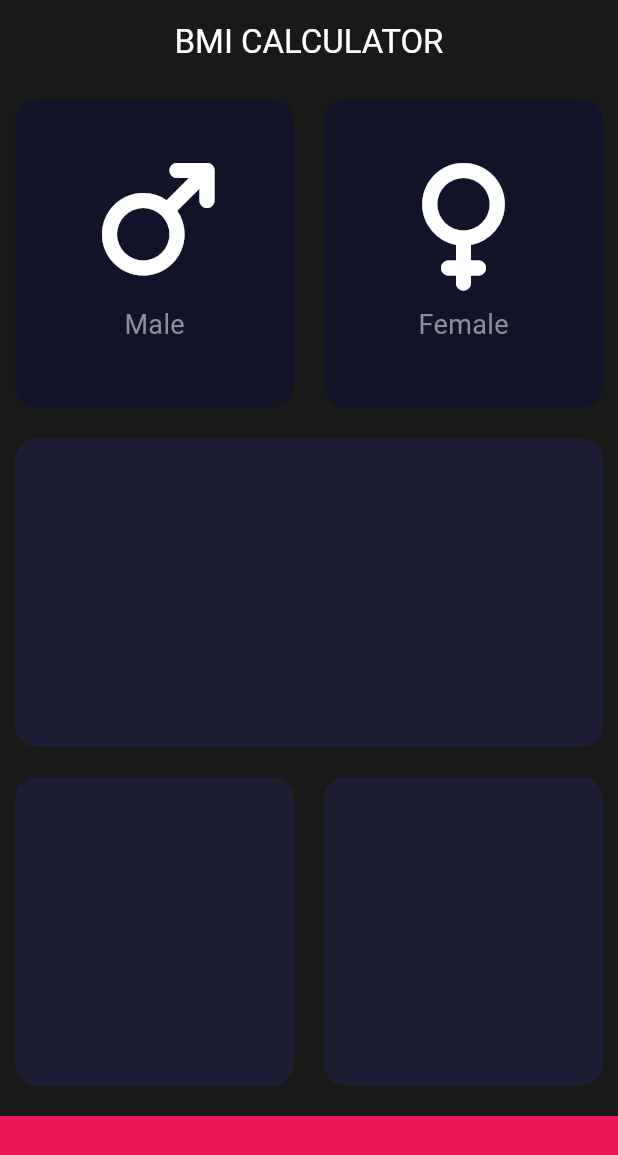
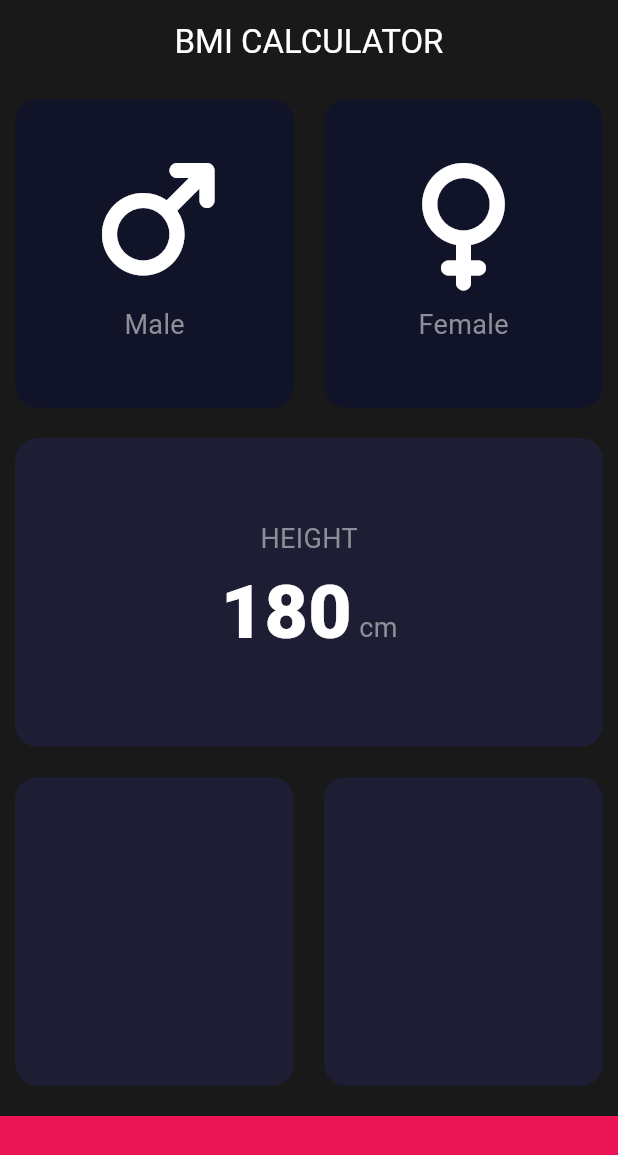
Before and after one commit to Neoakay005/angelas_bmi_calculator_flutter, a Flutter app: the screen it shows after launch, on a phone screen of 412 x 824 dp. Shown: the top 1155 px of the screen. Run offline on Flutter 3.47's test engine with Material 3 defaults, Android fonts, the phone set to English and light mode, and no system bars; our stand-ins replace font_awesome_flutter.

Commit message:
Worked on the slide card. Added label title and text

```diff
--- a/lib/constants.dart
+++ b/lib/constants.dart
@@ -6,3 +6,4 @@ const kInactiveCardColour = Color(0xFF111328);
 const kBottomContainerColour = Color(0xFFEB1555);
 
 const kLableTextStyle = TextStyle(fontSize: 18, color: Color(0xFF8D8E98));
+const kLableTitleStyle = TextStyle(fontSize: 50,fontWeight: FontWeight.w900);
--- a/lib/icon_content.dart
+++ b/lib/icon_content.dart
@@ -1,6 +1,5 @@
 import 'package:flutter/material.dart';
-
-const lableTextStyle = TextStyle(fontSize: 18, color: Color(0xFF8D8E98));
+import 'constants.dart';
 
 class IconContent extends StatelessWidget {
   const IconContent({super.key, required this.icon, required this.gender});
@@ -15,7 +14,7 @@ class IconContent extends StatelessWidget {
       children: [
         Icon(icon, size: 80),
         Padding(padding: EdgeInsets.only(bottom: 15)),
-        Text(gender, style: lableTextStyle),
+        Text(gender, style: kLableTextStyle),
       ],
     );
   }
--- a/lib/input_page.dart
+++ b/lib/input_page.dart
@@ -2,12 +2,7 @@ import 'package:flutter/material.dart';
 import 'package:font_awesome_flutter/font_awesome_flutter.dart';
 import 'reusable_card.dart';
 import 'icon_content.dart';
-
-// Constants
-const buttomContainerHeight = 80.0;
-const activeCardColour = Color(0xFF1D1E33);
-const inactiveCardColour = Color(0xFF111328);
-const bottomContainerColour = Color(0xFFEB1555);
+import 'constants.dart';
 
 enum Gender { male, female }
 
@@ -26,6 +21,7 @@ class _InputPageState extends State<InputPage> {
     return Scaffold(
       appBar: AppBar(title: Center(child: const Text('BMI CALCULATOR'))),
       body: Column(
+        crossAxisAlignment: CrossAxisAlignment.stretch,
         children: [
           Expanded(
             child: Row(
@@ -38,8 +34,8 @@ class _InputPageState extends State<InputPage> {
                       });
                     },
                     colours: selectedGender == Gender.male
-                        ? activeCardColour
-                        : inactiveCardColour,
+                        ? kActiveCardColour
+                        : kInactiveCardColour,
                     cardChild: IconContent(
                       icon: FontAwesomeIcons.mars,
                       gender: "Male",
@@ -54,8 +50,8 @@ class _InputPageState extends State<InputPage> {
                       });
                     },
                     colours: selectedGender == Gender.female
-                        ? activeCardColour
-                        : inactiveCardColour,
+                        ? kActiveCardColour
+                        : kInactiveCardColour,
                     cardChild: IconContent(
                       icon: FontAwesomeIcons.venus,
                       gender: "Female",
@@ -65,20 +61,45 @@ class _InputPageState extends State<InputPage> {
               ],
             ),
           ),
-          Expanded(child: ReusableCard(colours: activeCardColour)),
+          Expanded(
+            child: ReusableCard(
+              colours: kActiveCardColour,
+              cardChild: Column(
+                mainAxisAlignment: MainAxisAlignment.center,
+                children: <Widget>[
+                  Text("HEIGHT", style: kLableTextStyle),
+                  Row(
+                    mainAxisAlignment: MainAxisAlignment.center,
+                    crossAxisAlignment: CrossAxisAlignment.baseline,
+                    textBaseline: TextBaseline.alphabetic,
+                    children: <Widget>[
+                      Text(
+                        "180",
+                        style: kLableTitleStyle,
+                      ),
+                      Text(
+                        " cm",
+                        style: kLableTextStyle,
+                      ),
+                    ],
+                  ),
+                ],
+              ),
+            ),
+          ),
           Expanded(
             child: Row(
               children: [
-                Expanded(child: ReusableCard(colours: activeCardColour)),
-                Expanded(child: ReusableCard(colours: activeCardColour)),
+                Expanded(child: ReusableCard(colours: kActiveCardColour)),
+                Expanded(child: ReusableCard(colours: kActiveCardColour)),
               ],
             ),
           ),
           Container(
-            color: bottomContainerColour,
+            color: kBottomContainerColour,
             margin: EdgeInsets.only(top: 10),
             width: double.infinity,
-            height: buttomContainerHeight,
+            height: kButtomContainerHeight,
           ),
         ],
       ),
```
